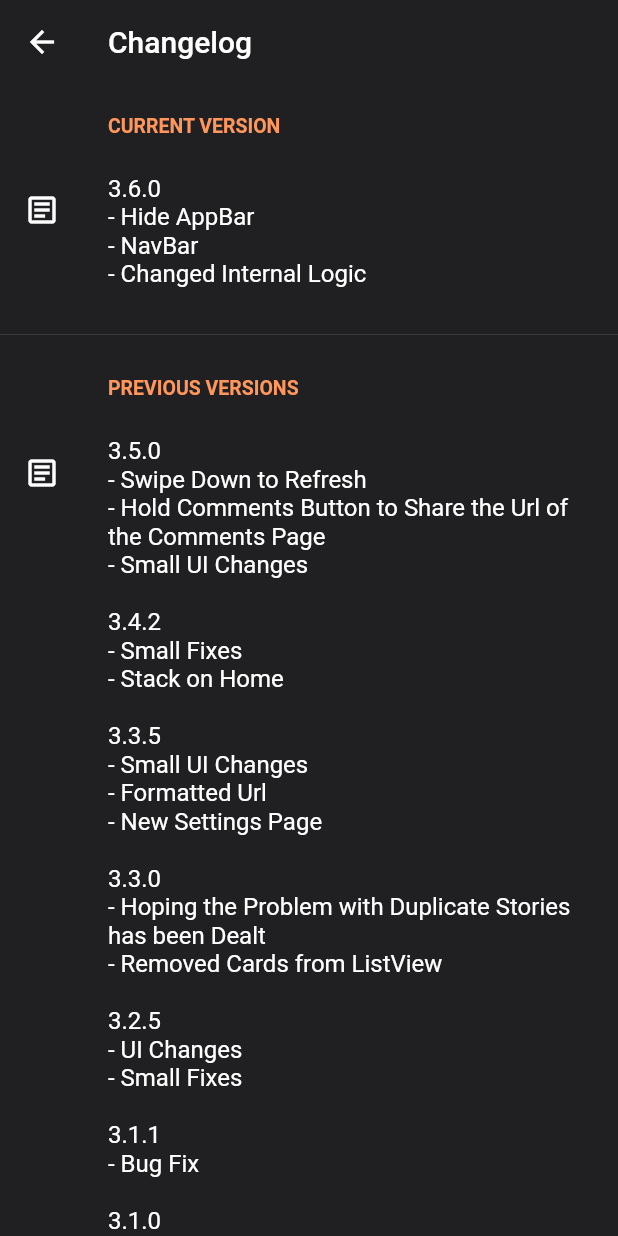
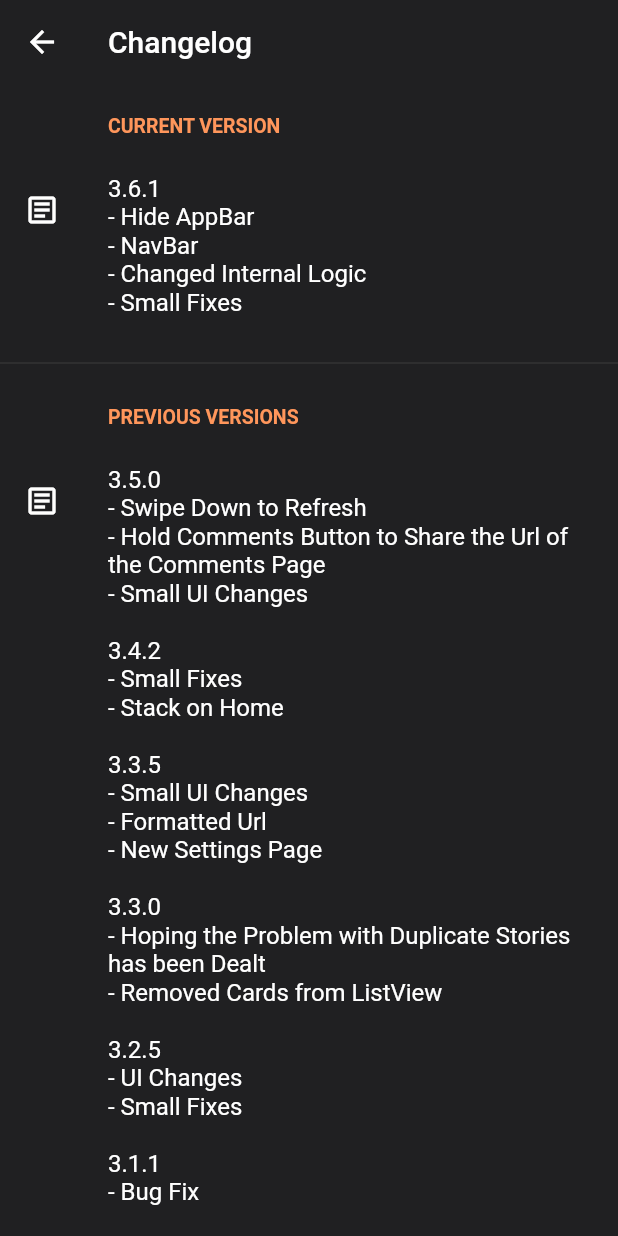
Before and after one commit to Fschmatz/hackernewsfschmtz, a Flutter app: the ChangelogPage screen opened directly, on a phone screen of 412 x 824 dp. Run offline on Flutter 3.47's test engine with Material 2 defaults, Android fonts, the phone set to English and light mode, and no system bars; our stand-ins replace google_nav_bar, lazy_load_scrollview, share, shared_preferences, skeleton_text, sqflite and 1 more; missing offline and left inert: scroll_app_bar; accounts and stored records are empty; network calls fail.

Commit message:
Version 3.6.1

```diff
--- a/lib/util/changelog.dart
+++ b/lib/util/changelog.dart
@@ -1,13 +1,14 @@
 class Changelog{
 
-  static String appVersion = "3.6.0";
+  static String appVersion = "3.6.1";
   static String appName = "HackerNews Fschmtz";
 
   static String changelogCurrent = '''
-3.6.0
+3.6.1
 - Hide AppBar
 - NavBar
 - Changed Internal Logic
+- Small Fixes
 ''';
 
   static String changelogsOld = '''
--- a/pubspec.yaml
+++ b/pubspec.yaml
@@ -15,7 +15,7 @@ publish_to: 'none' # Remove this line if you wish to publish to pub.dev
 # In iOS, build-name is used as CFBundleShortVersionString while build-number used as CFBundleVersion.
 # Read more about iOS versioning at
 # https://developer.apple.com/library/archive/documentation/General/Reference/InfoPlistKeyReference/Articles/CoreFoundationKeys.html
-version: 3.6.0
+version: 3.6.1
 
 environment:
   sdk: ">=2.7.0 <3.0.0"
```
Also changed, not shown: lib/pages/articleList.dart (+13 -23 lines), lib/pages/home.dart (+2 -7 lines), lib/pages/loading.dart (+39 -26 lines), pubspec.lock.
